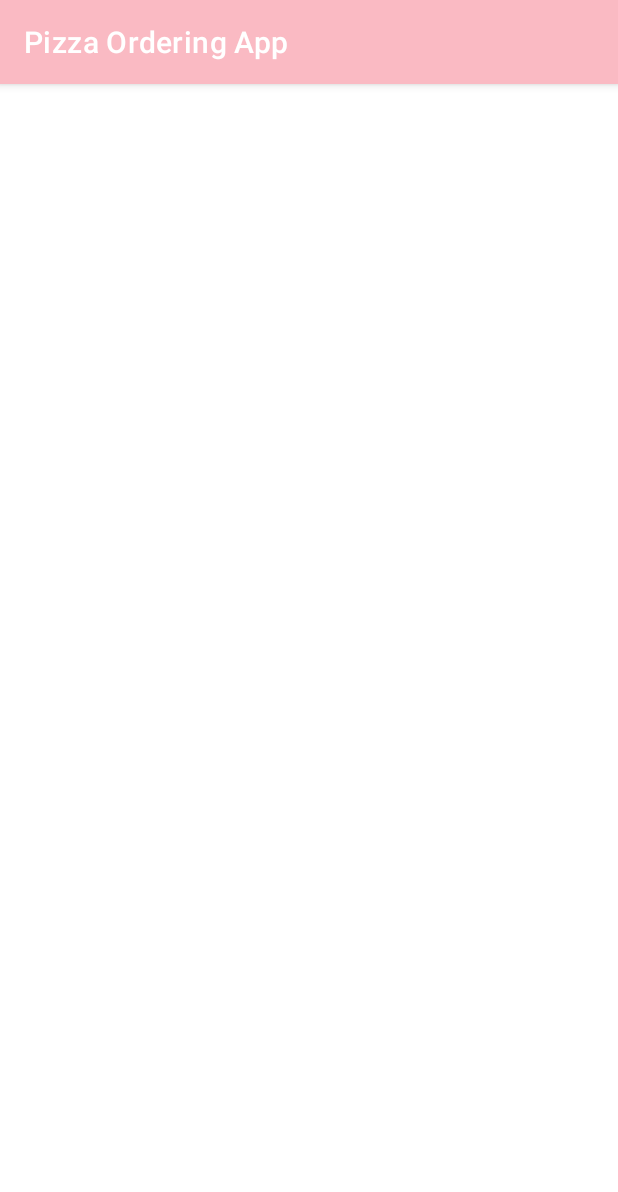
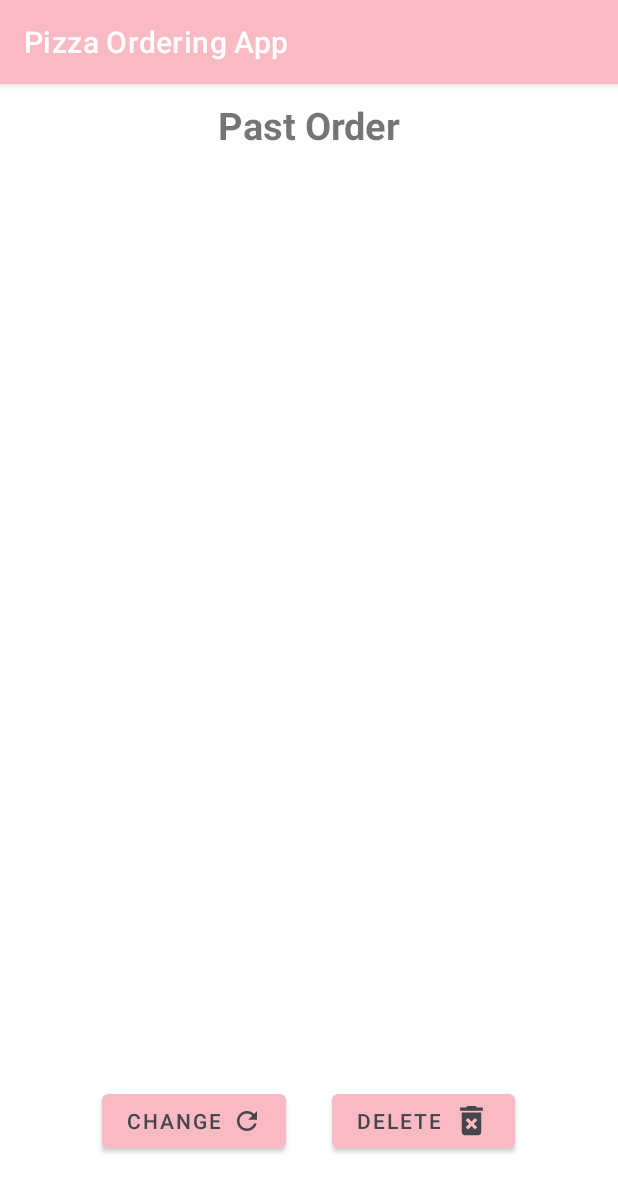
Before and after one commit to YuenShanTsang/PizzaOrderingApp, an Android app: the Order screen opened directly, with no data from a screen before it, on a phone screen of 412 x 824 dp. Shown: the top 1192 px of the screen. Run offline under Robolectric (Android 15) with nearby library versions, the phone set to English and light mode, and no system bars.

Commit message:
Finished basic UI of second page using recyclerView and buttons

```diff
--- /dev/null
+++ b/app/src/main/res/drawable/change_icon.xml
@@ -0,0 +1,5 @@
+<vector android:height="20dp" android:tint="@color/material_dynamic_neutral30"
+    android:viewportHeight="24" android:viewportWidth="24"
+    android:width="20dp" xmlns:android="http://schemas.android.com/apk/res/android">
+    <path android:fillColor="@android:color/white" android:pathData="M17.65,6.35C16.2,4.9 14.21,4 12,4c-4.42,0 -7.99,3.58 -7.99,8s3.57,8 7.99,8c3.73,0 6.84,-2.55 7.73,-6h-2.08c-0.82,2.33 -3.04,4 -5.65,4 -3.31,0 -6,-2.69 -6,-6s2.69,-6 6,-6c1.66,0 3.14,0.69 4.22,1.78L13,11h7V4l-2.35,2.35z"/>
+</vector>
--- /dev/null
+++ b/app/src/main/res/drawable/delete_icon.xml
@@ -0,0 +1,5 @@
+<vector android:height="26.1dp" android:tint="@color/material_dynamic_neutral30"
+    android:viewportHeight="24" android:viewportWidth="24"
+    android:width="26.1dp" xmlns:android="http://schemas.android.com/apk/res/android">
+    <path android:fillColor="@android:color/white" android:pathData="M6,19c0,1.1 0.9,2 2,2h8c1.1,0 2,-0.9 2,-2L18,7L6,7v12zM8.46,11.88l1.41,-1.41L12,12.59l2.12,-2.12 1.41,1.41L13.41,14l2.12,2.12 -1.41,1.41L12,15.41l-2.12,2.12 -1.41,-1.41L10.59,14l-2.13,-2.12zM15.5,4l-1,-1h-5l-1,1L5,4v2h14L19,4z"/>
+</vector>
--- a/app/src/main/res/layout/activity_order.xml
+++ b/app/src/main/res/layout/activity_order.xml
@@ -1,9 +1,76 @@
 <?xml version="1.0" encoding="utf-8"?>
-<androidx.constraintlayout.widget.ConstraintLayout xmlns:android="http://schemas.android.com/apk/res/android"
-    xmlns:app="http://schemas.android.com/apk/res-auto"
+
+<LinearLayout xmlns:android="http://schemas.android.com/apk/res/android"
     xmlns:tools="http://schemas.android.com/tools"
     android:layout_width="match_parent"
     android:layout_height="match_parent"
-    tools:context=".Order">
+    android:orientation="vertical"
+    android:weightSum="5">
 
-</androidx.constraintlayout.widget.ConstraintLayout>
+    <!--Upper part: Order list-->
+    <LinearLayout
+        android:layout_width="match_parent"
+        android:layout_height="match_parent"
+        android:layout_weight="1"
+        android:orientation="vertical">
+
+        <!--Title-->
+        <TextView
+            android:id="@+id/past_order_text_view"
+            android:layout_width="match_parent"
+            android:layout_height="wrap_content"
+            android:layout_marginStart="15dp"
+            android:layout_marginEnd="15dp"
+            android:layout_marginTop="10dp"
+            android:layout_marginBottom="10dp"
+            android:gravity="center"
+            android:text="@string/pastOrder_text"
+            android:textSize="25sp"
+            android:textStyle="bold" />
+
+        <!--Orders-->
+        <androidx.recyclerview.widget.RecyclerView
+            android:id="@+id/todo_list_view"
+            android:layout_width="match_parent"
+            android:layout_height="wrap_content"
+            android:layout_gravity="fill"
+            android:layout_marginStart="15dp"
+            android:layout_marginEnd="15dp" />
+
+    </LinearLayout>
+
+    <!--Lower part: Buttons-->
+    <LinearLayout
+        android:layout_width="match_parent"
+        android:layout_height="match_parent"
+        android:layout_weight="4"
+        android:gravity="center"
+        android:orientation="horizontal">
+
+        <!--Change Button-->
+        <Button
+            android:id="@+id/change_button"
+            android:layout_width="wrap_content"
+            android:layout_height="wrap_content"
+            android:layout_marginStart="15dp"
+            android:layout_marginEnd="15dp"
+            android:drawableEnd="@drawable/change_icon"
+            android:text="@string/change_button"
+            android:textColor="@color/material_dynamic_neutral30"
+            tools:ignore="ButtonStyle" />
+
+        <!--Delete Button-->
+        <Button
+            android:id="@+id/delete_button"
+            android:layout_width="wrap_content"
+            android:layout_height="wrap_content"
+            android:layout_marginStart="15dp"
+            android:layout_marginEnd="15dp"
+            android:drawableEnd="@drawable/delete_icon"
+            android:text="@string/delete_button"
+            android:textColor="@color/material_dynamic_neutral30"
+            tools:ignore="ButtonStyle" />
+
+    </LinearLayout>
+
+</LinearLayout>
--- a/app/src/main/res/values/strings.xml
+++ b/app/src/main/res/values/strings.xml
@@ -1,10 +1,15 @@
 <resources>
+    <!--Activity Main-->
     <string name="app_name">Pizza Ordering App</string>
-    <string name="pizzaOrder_text">Any topping on you pizza?</string>
+    <string name="pizzaOrder_text">Any topping on your pizza?</string>
     <string name="pizza_image">Pizza</string>
     <string name="selectTopping_text">Select toppings:</string>
     <string name="topping_spinner">Topping</string>
     <string name="request_text">Special request?</string>
     <string name="input_editText">Enter your request</string>
     <string name="submit_button">Submit</string>
+    <!--Activity Order-->
+    <string name="pastOrder_text">Past Order</string>
+    <string name="change_button">Change</string>
+    <string name="delete_button">Delete</string>
 </resources>
```
